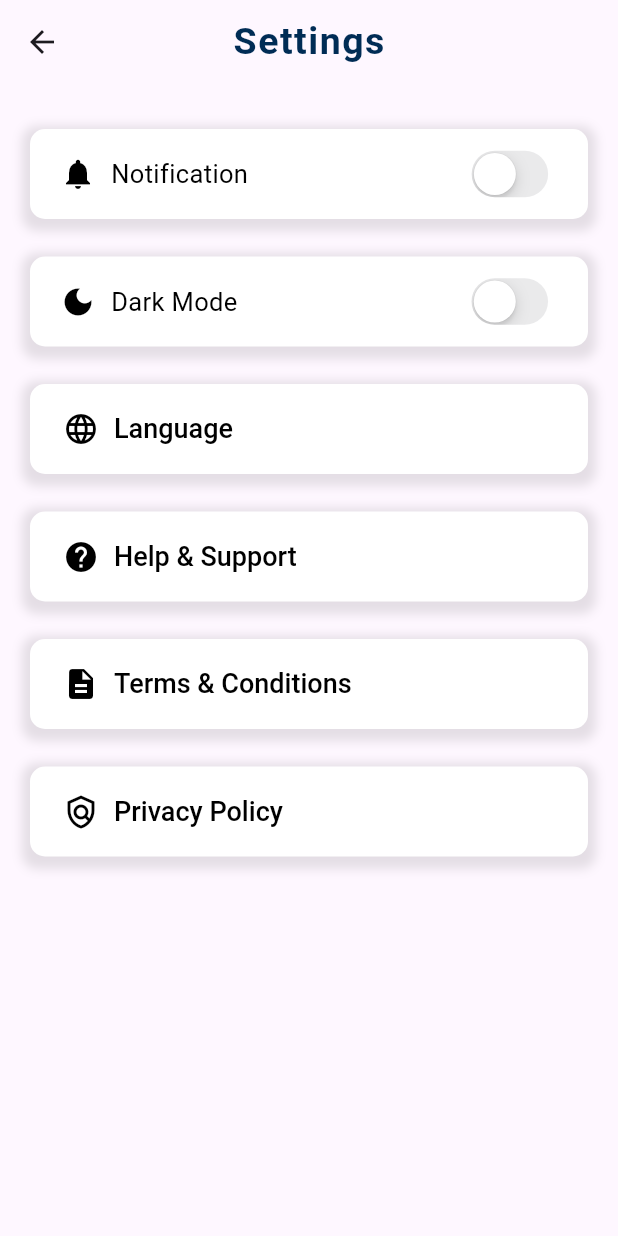
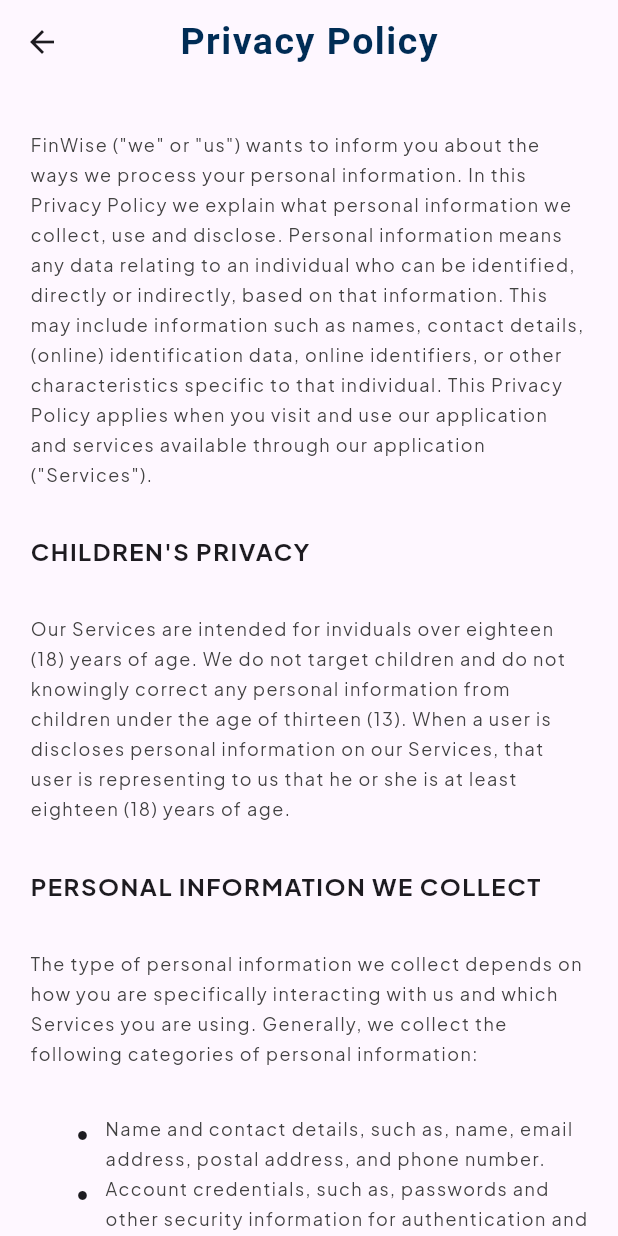
Before and after one commit to alpha031117/Finwise, a Flutter app: the settingPage screen opened directly, after a tap on "Privacy Policy", on a phone screen of 412 x 824 dp. Run offline on Flutter 3.47's test engine with Material 3 defaults, Android fonts, the phone set to English and light mode, and no system bars; our stand-ins replace bloc, equatable, google_fonts, intl_phone_field, persistent_bottom_nav_bar_v2.

Commit message:
t&c done

```diff
--- /dev/null
+++ b/lib/screens/settings/ui/privacy_policy.dart
@@ -0,0 +1,154 @@
+// ignore_for_file: prefer_const_constructors, prefer_const_literals_to_create_immutables, sized_box_for_whitespace
+
+import 'package:flutter/material.dart';
+import 'package:vhack_finwise_app/utils/global_variables.dart';
+
+class PrivacyPolicy extends StatefulWidget {
+  const PrivacyPolicy({super.key});
+
+  @override
+  State<PrivacyPolicy> createState() => _PrivacyPolicyState();
+}
+
+class _PrivacyPolicyState extends State<PrivacyPolicy> {
+
+  final List<String> firstList = [
+    'Name and contact details, such as, name, email address, postal address, and phone number.',
+    'Account credentials, such as, passwords and other security information for authentication and access.',
+    'Usage information, such as, behavioral information about how you navigate without out Services and which preferences, interest, etc. Other information shared by you through our website.',
+    'Computer, device and connection information, such as, IP address, browser type, operating system, platform type, device type, and connection type.',
+  ];
+
+  final List<String> secondList = [
+    'Direct interactions, such as, when you register for our Services, upload content, email and contact us',
+    'Automated Tracking Technologies, such as cookies, web logs, and internet tags collecting information automatically about your interaction with our services.',
+  ];
+
+
+  @override
+  Widget build(BuildContext context) {
+    return Scaffold(
+      appBar: AppBar(
+        centerTitle: true,
+        title: Text(
+          'Privacy Policy',
+          style: TextStyle(
+            fontFamily: GlobalVariables.titleFont().fontFamily,
+            fontWeight: FontWeight.bold,
+            fontSize: 25,
+            color: GlobalVariables.tertiaryColor,
+            letterSpacing: 1,
+          ),
+        ),
+      ),
+      body: SingleChildScrollView(
+        child: Padding(
+          padding: const EdgeInsets.fromLTRB(20, 30, 20, 40),
+          child: Container(
+            width: 900,
+            child: Column(
+              crossAxisAlignment: CrossAxisAlignment.start,
+              children: [
+                paragraphText('FinWise ("we" or "us") wants to inform you about the ways we process your personal information. In this Privacy Policy we explain what personal information we collect, use and disclose. Personal information means any data relating to an individual who can be identified, directly or indirectly, based on that information. This may include information such as names, contact details, (online) identification data, online identifiers, or other characteristics specific to that individual. This Privacy Policy applies when you visit and use our application and services available through our application ("Services").'),
+                SizedBox(height: 30),
+                titleText('CHILDREN\'S PRIVACY'),
+                SizedBox(height: 30),
+                paragraphText('Our Services are intended for inviduals over eighteen (18) years of age. We do not target children and do not knowingly correct any personal information from children under the age of thirteen (13). When a user is discloses personal information on our Services, that user is representing to us that he or she is at least eighteen (18) years of age.'),
+                SizedBox(height: 30),
+                titleText('PERSONAL INFORMATION WE COLLECT'),
+                SizedBox(height: 30),
+                paragraphText('The type of personal information we collect depends on how you are specifically interacting with us and which Services you are using. Generally, we collect the following categories of personal information: '),
+                SizedBox(height: 30),
+                bulletList(firstList),
+                SizedBox(height: 30),
+                titleText('HOW WE COLLECT PERSONAL INFORMATION'),
+                SizedBox(height: 30),
+                paragraphText('We and our third party service providers may collect personal information from the following sources:'),
+                SizedBox(height: 30),
+                bulletList(secondList),
+                SizedBox(height: 30),
+                titleText('HOW LONG WE KEEP YOUR PERSONAL INFORMATION'),
+                SizedBox(height: 30),
+                paragraphText('Your personal information will be processed to the extent necessary for the performance of our obligations, and for the time necessary to achieve the purposes for which the information is collected in accordance with applicable data protection laws. When we no longer need your personal information, we will take all reasonable steps to remove it from our systems and records or take steps to properly anonymize it so that you can no longer be identified from it.'),
+                SizedBox(height: 30),
+                titleText('HOW WE PROTECT YOUR PERSONAL INFORMATION'),
+                SizedBox(height: 30),
+                paragraphText('The security of your personal information is important to us. Taking into account the nature, scope, context, and purposes of processing personal information, as well as the risks to indiciduals of variying likelihood ad severity, we have implemented technical and organizational measures designed to protect the security of personal information. However, please note that no method of transmission over the Internet or method of electronic storage is 100% secure. Therefore, while we strive to use commercially acceptable measures designed to protect personal information, we cannot guarantee its absolute security.'),
+                SizedBox(height: 30),
+                titleText('WHAT ARE YOUR RIGHTS'),
+                SizedBox(height: 30),
+                paragraphText('These rights differ based upon local data protection laws in your contry, state, or territory. These rights may include the right to access, to rectify, to delete, to restrict processing, to withdraw your consent in processing, and to get a copy or of your personal information.'),
+                SizedBox(height: 30),
+                paragraphText('Please contact us to exercise your rights or for any other questions about the handling of your personal information, If you feel we are unresponsive or disagree with out Privacy Policy practices, you can also file a complaint with your national Data Protection Authority.'),
+                SizedBox(height: 50),
+              ]
+            ),
+          )
+        ),
+      )
+    );
+  }
+
+  Container bulletList(List list) {
+    return Container(
+      width: 900,
+      child: Padding(
+        padding: const EdgeInsets.only(left: 30.0),
+        child: Column(
+          children: list.map((strone) {
+            return Row(
+              crossAxisAlignment: CrossAxisAlignment.start,
+              children: [
+                Text('\u2022',
+                  style: TextStyle(
+                    fontFamily: GlobalVariables.textFont().fontFamily,
+                    fontSize: 18,
+                  ),
+                ),
+                SizedBox(width: 10),
+                Flexible(
+                  child: Text(
+                    strone,
+                    overflow: TextOverflow.visible,
+                    style: TextStyle(
+                      fontFamily: GlobalVariables.textFont().fontFamily,
+                      fontSize: 12,
+                      color: Colors.grey[800],
+                      letterSpacing: 1,
+                      height: 1.7,
+                    ),
+                  ),
+                ),
+              ]
+            );
+          }).toList(),
+        ),
+      ),
+    );
+  }
+
+  Text titleText(String text) {
+    return Text(
+      text,
+      style: TextStyle(
+        fontFamily: GlobalVariables.textFont().fontFamily,
+        fontSize: 16,
+        fontWeight: FontWeight.bold,
+        letterSpacing: 1,
+      ),
+    );
+  }
+
+  Text paragraphText(String text) {
+    return Text(
+      text,
+      style: TextStyle(
+        fontFamily: GlobalVariables.textFont().fontFamily,
+        fontSize: 12,
+        color: Colors.grey[800],
+        letterSpacing: 1,
+        height: 1.7,
+      ),
+    );
+  }
+}
--- a/lib/screens/settings/ui/setting.dart
+++ b/lib/screens/settings/ui/setting.dart
@@ -3,6 +3,8 @@
 import 'package:flutter/cupertino.dart';
 import 'package:flutter/material.dart';
 import 'package:flutter/widgets.dart';
+import 'package:vhack_finwise_app/screens/settings/ui/privacy_policy.dart';
+import 'package:vhack_finwise_app/screens/settings/ui/terms_and_conditions.dart';
 import 'package:vhack_finwise_app/utils/global_variables.dart';
 
 
@@ -64,20 +66,20 @@
               space: 152,
             ),
             SizedBox(height: 25),
-            buttonList(Icons.language, 'Language', context),
+            buttonList(Icons.language, 'Language', context, 'Language'),
             SizedBox(height: 25),
-            buttonList(Icons.help, 'Help & Support', context),
+            buttonList(Icons.help, 'Help & Support', context, 'Help & Support'),
             SizedBox(height: 25),
-            buttonList(Icons.description, 'Terms & Conditions', context),
+            buttonList(Icons.description, 'Terms & Conditions', context, 'Terms & Conditions'),
             SizedBox(height: 25),
-            buttonList(Icons.policy_outlined, 'Privacy Policy', context),
+            buttonList(Icons.policy_outlined, 'Privacy Policy', context, 'Privacy Policy'),
           ],
         ),
       ),
     );
   }
 
-  Container buttonList(IconData buttonIcon, String buttonText, BuildContext context) {
+  Container buttonList(IconData buttonIcon, String buttonText, BuildContext context, String route) {
     return Container(
       width: 330,
       height: 60,
@@ -95,7 +97,19 @@
         ],
       ),
       child: TextButton(
-              onPressed: () {},
+        onPressed: () {
+          switch (route) {
+            case 'Help & Support':
+              // Navigator.push(context, MaterialPageRoute(builder: (context) => HelpSupport()));
+              break;
+            case 'Terms & Conditions':
+              Navigator.push(context, MaterialPageRoute(builder: (context) => TermsAndConditions()));
+              break;
+            case 'Privacy Policy':
+              Navigator.push(context, MaterialPageRoute(builder: (context) => PrivacyPolicy()));
+              break;
+          }
+        },
         style: TextButton.styleFrom(
           backgroundColor: Colors.white,
           fixedSize: Size(330,45),
```
Also changed, not shown: lib/screens/settings/ui/terms_and_conditions.dart (added, +121 -0 lines), lib/screens/settings/ui/help_and_support.dart (added). Lines whose indentation alone changed are shown as unchanged.
